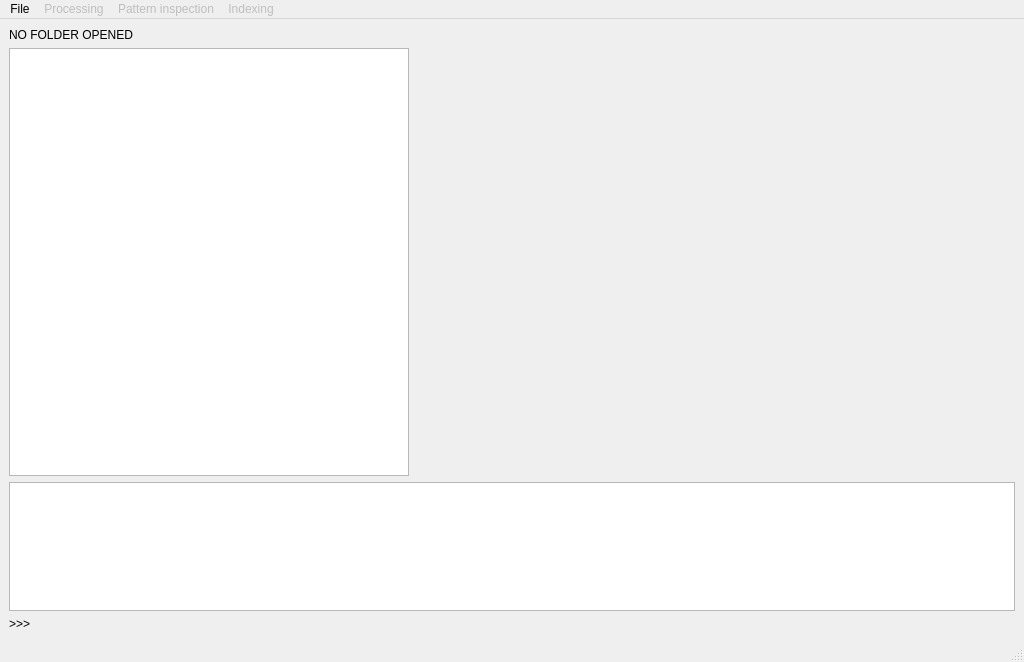
First picture: the form in ui/main_window.ui, repository EBSP-Indexer/EBSP-Indexer, before the edit.
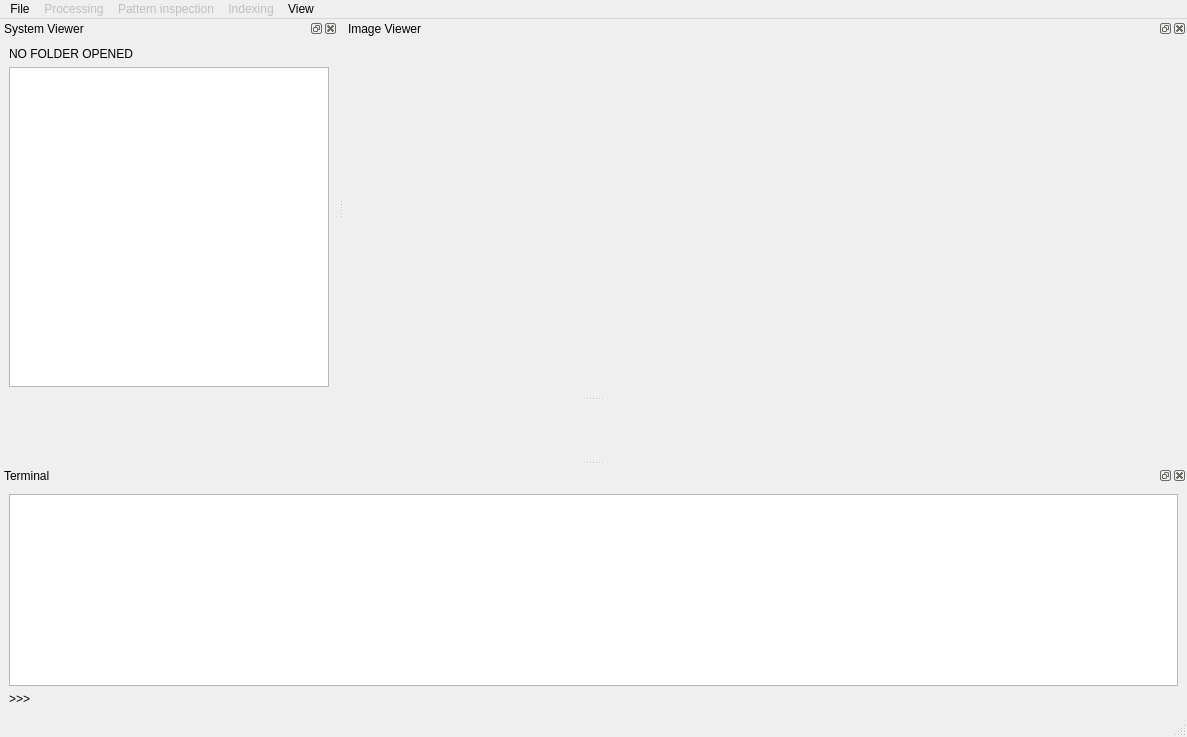
Second picture: the form after the edit. Icons and pictures are not drawn. Custom widgets are drawn as their Qt base class.

Diff of the .ui file:
```diff
--- a/ui/main_window.ui
+++ b/ui/main_window.ui
@@ -6,10 +6,16 @@
    <rect>
     <x>0</x>
     <y>0</y>
-    <width>1024</width>
-    <height>662</height>
+    <width>1187</width>
+    <height>737</height>
    </rect>
   </property>
+  <property name="sizePolicy">
+   <sizepolicy hsizetype="Preferred" vsizetype="Preferred">
+    <horstretch>0</horstretch>
+    <verstretch>0</verstretch>
+   </sizepolicy>
+  </property>
   <property name="windowTitle">
    <string>EBSD-GUI</string>
   </property>
@@ -23,127 +29,25 @@
   <property name="autoFillBackground">
    <bool>false</bool>
   </property>
+  <property name="locale">
+   <locale language="English" country="UnitedKingdom"/>
+  </property>
+  <property name="tabShape">
+   <enum>QTabWidget::Rounded</enum>
+  </property>
+  <property name="dockNestingEnabled">
+   <bool>false</bool>
+  </property>
+  <property name="dockOptions">
+   <set>QMainWindow::AllowTabbedDocks|QMainWindow::AnimatedDocks</set>
+  </property>
   <widget class="QWidget" name="centralwidget">
-   <layout class="QGridLayout" name="gridLayout">
-    <item row="0" column="1">
-     <layout class="QVBoxLayout" name="verticalLayout_4" stretch="3,1">
-      <item>
-       <layout class="QHBoxLayout" name="horizontalLayout" stretch="2,3">
-        <item>
-         <layout class="QVBoxLayout" name="systemViewerLayout" stretch="0,1">
-          <item>
-           <widget class="QLabel" name="folderLabel">
-            <property name="sizePolicy">
-             <sizepolicy hsizetype="Preferred" vsizetype="Preferred">
-              <horstretch>0</horstretch>
-              <verstretch>0</verstretch>
-             </sizepolicy>
-            </property>
-            <property name="text">
-             <string>NO FOLDER OPENED</string>
-            </property>
-           </widget>
-          </item>
-          <item>
-           <widget class="QTreeView" name="systemViewer">
-            <property name="sizePolicy">
-             <sizepolicy hsizetype="Preferred" vsizetype="Preferred">
-              <horstretch>0</horstretch>
-              <verstretch>0</verstretch>
-             </sizepolicy>
-            </property>
-            <property name="minimumSize">
-             <size>
-              <width>320</width>
-              <height>320</height>
-             </size>
-            </property>
-            <property name="mouseTracking">
-             <bool>false</bool>
-            </property>
-            <property name="tabletTracking">
-             <bool>true</bool>
-            </property>
-            <property name="styleSheet">
-             <string notr="true"/>
-            </property>
-            <property name="editTriggers">
-             <set>QAbstractItemView::AnyKeyPressed|QAbstractItemView::CurrentChanged|QAbstractItemView::DoubleClicked|QAbstractItemView::SelectedClicked</set>
-            </property>
-            <property name="tabKeyNavigation">
-             <bool>true</bool>
-            </property>
-            <property name="dragEnabled">
-             <bool>false</bool>
-            </property>
-            <property name="dragDropOverwriteMode">
-             <bool>false</bool>
-            </property>
-            <property name="alternatingRowColors">
-             <bool>false</bool>
-            </property>
-            <property name="animated">
-             <bool>true</bool>
-            </property>
-            <attribute name="headerStretchLastSection">
-             <bool>true</bool>
-            </attribute>
-           </widget>
-          </item>
-         </layout>
-        </item>
-        <item>
-         <widget class="MplWidget" name="MplWidget" native="true">
-          <property name="sizePolicy">
-           <sizepolicy hsizetype="Preferred" vsizetype="Preferred">
-            <horstretch>0</horstretch>
-            <verstretch>0</verstretch>
-           </sizepolicy>
-          </property>
-          <property name="minimumSize">
-           <size>
-            <width>320</width>
-            <height>320</height>
-           </size>
-          </property>
-          <property name="autoFillBackground">
-           <bool>false</bool>
-          </property>
-          <property name="styleSheet">
-           <string notr="true">background-color: transparent</string>
-          </property>
-         </widget>
-        </item>
-       </layout>
-      </item>
-      <item>
-       <layout class="QVBoxLayout" name="verticalLayout_3" stretch="1,0">
-        <item>
-         <widget class="QPlainTextEdit" name="consoleLog">
-          <property name="sizePolicy">
-           <sizepolicy hsizetype="MinimumExpanding" vsizetype="Preferred">
-            <horstretch>0</horstretch>
-            <verstretch>0</verstretch>
-           </sizepolicy>
-          </property>
-         </widget>
-        </item>
-        <item>
-         <layout class="QHBoxLayout" name="inputLayout">
-          <item>
-           <widget class="QLabel" name="consolePrompt">
-            <property name="text">
-             <string>&gt;&gt;&gt;</string>
-            </property>
-           </widget>
-          </item>
-         </layout>
-        </item>
-       </layout>
-      </item>
-     </layout>
-    </item>
-   </layout>
+   <property name="sizePolicy">
+    <sizepolicy hsizetype="Preferred" vsizetype="Preferred">
+     <horstretch>0</horstretch>
+     <verstretch>0</verstretch>
+    </sizepolicy>
+   </property>
   </widget>
   <widget class="QStatusBar" name="statusbar"/>
   <widget class="QMenuBar" name="menubar">
@@ -151,7 +55,7 @@
     <rect>
      <x>0</x>
      <y>0</y>
-     <width>1024</width>
+     <width>1187</width>
      <height>26</height>
     </rect>
    </property>
@@ -206,10 +110,183 @@
     <addaction name="actionDictionary_indexing"/>
     <addaction name="actionHough_indexing"/>
    </widget>
+   <widget class="QMenu" name="menuView">
+    <property name="title">
+     <string>View</string>
+    </property>
+    <addaction name="actionToggleSystem_Explorer"/>
+    <addaction name="actionToggleTerminal"/>
+    <addaction name="actionToggleImage_Viewer"/>
+   </widget>
    <addaction name="menuFile"/>
    <addaction name="menuProcessing"/>
    <addaction name="menuPlot"/>
    <addaction name="menuIndexing"/>
+   <addaction name="menuView"/>
+  </widget>
+  <widget class="QDockWidget" name="dockWidgetTerminal">
+   <property name="windowTitle">
+    <string>Terminal</string>
+   </property>
+   <attribute name="dockWidgetArea">
+    <number>8</number>
+   </attribute>
+   <widget class="QWidget" name="dockWidgetTerminalContents">
+    <layout class="QGridLayout" name="gridLayout_2">
+     <item row="0" column="0">
+      <layout class="QVBoxLayout" name="verticalLayout_3" stretch="1,0">
+       <item>
+        <widget class="QPlainTextEdit" name="consoleLog">
+         <property name="sizePolicy">
+          <sizepolicy hsizetype="MinimumExpanding" vsizetype="Preferred">
+           <horstretch>0</horstretch>
+           <verstretch>0</verstretch>
+          </sizepolicy>
+         </property>
+        </widget>
+       </item>
+       <item>
+        <layout class="QHBoxLayout" name="inputLayout">
+         <item>
+          <widget class="QLabel" name="consolePrompt">
+           <property name="text">
+            <string>&gt;&gt;&gt;</string>
+           </property>
+          </widget>
+         </item>
+        </layout>
+       </item>
+      </layout>
+     </item>
+    </layout>
+   </widget>
+  </widget>
+  <widget class="QDockWidget" name="dockWidgetSystemExplorer">
+   <property name="sizePolicy">
+    <sizepolicy hsizetype="Fixed" vsizetype="Expanding">
+     <horstretch>0</horstretch>
+     <verstretch>0</verstretch>
+    </sizepolicy>
+   </property>
+   <property name="windowTitle">
+    <string>System Viewer</string>
+   </property>
+   <attribute name="dockWidgetArea">
+    <number>4</number>
+   </attribute>
+   <widget class="QWidget" name="dockWidgetSystemExplorerContents">
+    <layout class="QGridLayout" name="gridLayout">
+     <item row="0" column="0">
+      <layout class="QVBoxLayout" name="systemViewerLayout" stretch="0,0">
+       <item>
+        <widget class="QLabel" name="folderLabel">
+         <property name="sizePolicy">
+          <sizepolicy hsizetype="Preferred" vsizetype="Preferred">
+           <horstretch>0</horstretch>
+           <verstretch>0</verstretch>
+          </sizepolicy>
+         </property>
+         <property name="text">
+          <string>NO FOLDER OPENED</string>
+         </property>
+        </widget>
+       </item>
+       <item>
+        <widget class="QTreeView" name="systemViewer">
+         <property name="sizePolicy">
+          <sizepolicy hsizetype="Preferred" vsizetype="Expanding">
+           <horstretch>0</horstretch>
+           <verstretch>0</verstretch>
+          </sizepolicy>
+         </property>
+         <property name="minimumSize">
+          <size>
+           <width>320</width>
+           <height>320</height>
+          </size>
+         </property>
+         <property name="mouseTracking">
+          <bool>false</bool>
+         </property>
+         <property name="tabletTracking">
+          <bool>true</bool>
+         </property>
+         <property name="styleSheet">
+          <string notr="true"/>
+         </property>
+         <property name="editTriggers">
+          <set>QAbstractItemView::AnyKeyPressed|QAbstractItemView::CurrentChanged|QAbstractItemView::DoubleClicked|QAbstractItemView::SelectedClicked</set>
+         </property>
+         <property name="tabKeyNavigation">
+          <bool>true</bool>
+         </property>
+         <property name="dragEnabled">
+          <bool>false</bool>
+         </property>
+         <property name="dragDropOverwriteMode">
+          <bool>false</bool>
+         </property>
+         <property name="alternatingRowColors">
+          <bool>false</bool>
+         </property>
+         <property name="animated">
+          <bool>true</bool>
+         </property>
+         <attribute name="headerStretchLastSection">
+          <bool>true</bool>
+         </attribute>
+        </widget>
+       </item>
+      </layout>
+     </item>
+    </layout>
+   </widget>
+  </widget>
+  <widget class="QDockWidget" name="dockWidgetImageViewer">
+   <property name="sizePolicy">
+    <sizepolicy hsizetype="Expanding" vsizetype="Expanding">
+     <horstretch>10</horstretch>
+     <verstretch>10</verstretch>
+    </sizepolicy>
+   </property>
+   <property name="windowTitle">
+    <string>Image Viewer</string>
+   </property>
+   <attribute name="dockWidgetArea">
+    <number>4</number>
+   </attribute>
+   <widget class="QWidget" name="dockWidgetContentsImageViewer">
+    <property name="sizePolicy">
+     <sizepolicy hsizetype="Preferred" vsizetype="Preferred">
+      <horstretch>0</horstretch>
+      <verstretch>0</verstretch>
+     </sizepolicy>
+    </property>
+    <layout class="QGridLayout" name="gridLayout_4">
+     <item row="0" column="0">
+      <widget class="MplWidget" name="MplWidget" native="true">
+       <property name="sizePolicy">
+        <sizepolicy hsizetype="Expanding" vsizetype="Expanding">
+         <horstretch>0</horstretch>
+         <verstretch>0</verstretch>
+        </sizepolicy>
+       </property>
+       <property name="minimumSize">
+        <size>
+         <width>320</width>
+         <height>320</height>
+        </size>
+       </property>
+       <property name="autoFillBackground">
+        <bool>false</bool>
+       </property>
+       <property name="styleSheet">
+        <string notr="true">background-color: transparent</string>
+       </property>
+      </widget>
+     </item>
+    </layout>
+   </widget>
   </widget>
   <action name="actionOpen_Workfolder">
    <property name="text">
```
Left out of the diff: 144 changed lines with no effect on the pictures.
